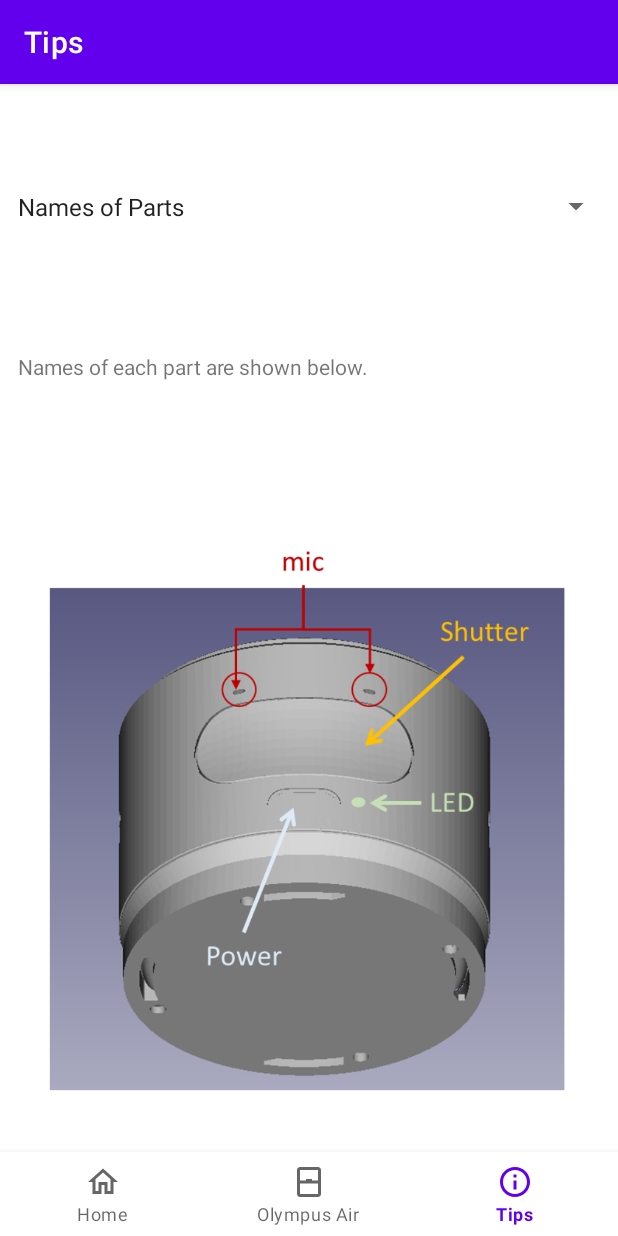
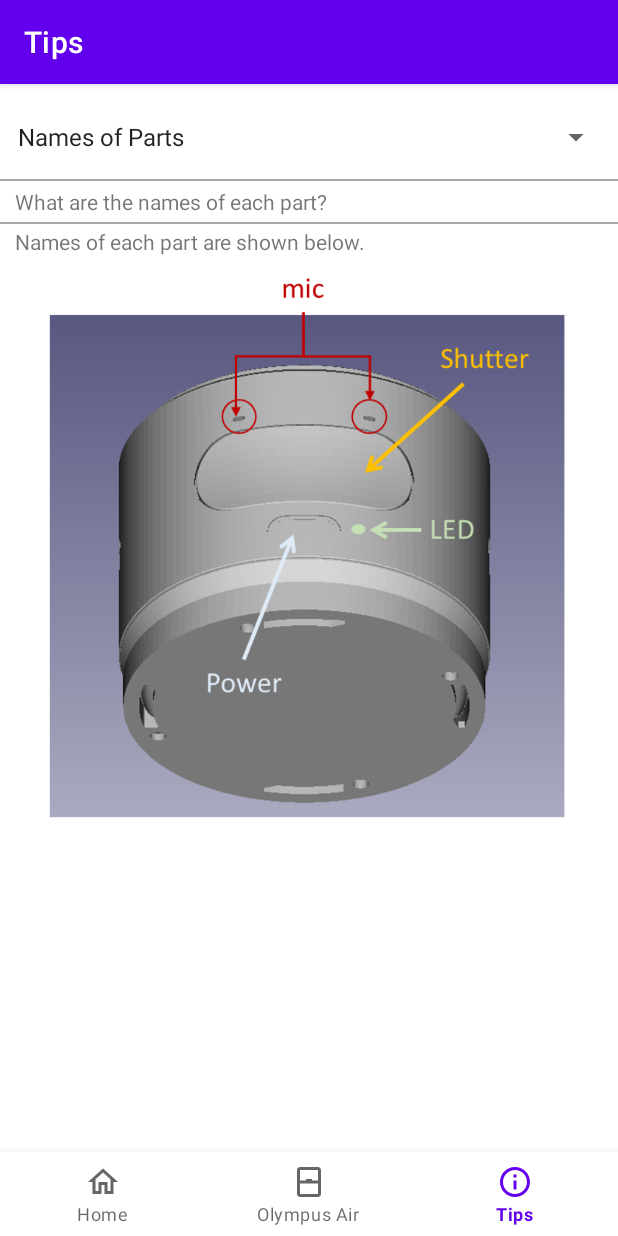
Before and after one commit to MRSa/AirA01c, an Android app: the TipsFragment screen opened through its navigation route, on a phone screen of 412 x 824 dp. Run offline under Robolectric (Android 15) with nearby library versions, the phone set to English and light mode, and no system bars; our stand-ins replace navigation-ui; 1 statement that could not run was skipped.

Commit message:
Tips集のレイアウトを調整。

```diff
--- a/app/src/main/java/jp/osdn/gokigen/aira01c/MainActivity.kt
+++ b/app/src/main/java/jp/osdn/gokigen/aira01c/MainActivity.kt
@@ -6,12 +6,16 @@ import android.content.pm.PackageManager
 import android.os.Build
 import android.os.Bundle
 import android.util.Log
+import android.view.View
 import android.widget.Toast
 import androidx.activity.result.contract.ActivityResultContracts
 import com.google.android.material.bottomnavigation.BottomNavigationView
 import androidx.appcompat.app.AppCompatActivity
 import androidx.core.app.ActivityCompat
 import androidx.core.content.ContextCompat
+import androidx.core.view.ViewCompat
+import androidx.core.view.WindowInsetsCompat
+import androidx.core.view.updatePadding
 import androidx.navigation.findNavController
 import androidx.navigation.ui.AppBarConfiguration
 import androidx.navigation.ui.setupActionBarWithNavController
--- a/app/src/main/res/layout/activity_main.xml
+++ b/app/src/main/res/layout/activity_main.xml
@@ -4,7 +4,19 @@
     android:id="@+id/container"
     android:layout_width="match_parent"
     android:layout_height="match_parent"
-    android:paddingTop="?attr/actionBarSize">
+    android:paddingTop="10dp">
+
+    <fragment
+        android:id="@+id/nav_host_fragment_activity_main"
+        android:name="androidx.navigation.fragment.NavHostFragment"
+        android:layout_width="match_parent"
+        android:layout_height="match_parent"
+        app:defaultNavHost="true"
+        app:layout_constraintBottom_toTopOf="@id/nav_view"
+        app:layout_constraintLeft_toLeftOf="parent"
+        app:layout_constraintRight_toRightOf="parent"
+        app:layout_constraintTop_toTopOf="parent"
+        app:navGraph="@navigation/mobile_navigation" />
 
     <com.google.android.material.bottomnavigation.BottomNavigationView
         android:id="@+id/nav_view"
@@ -18,16 +30,4 @@
         app:layout_constraintRight_toRightOf="parent"
         app:menu="@menu/bottom_nav_menu" />
 
-    <fragment
-        android:id="@+id/nav_host_fragment_activity_main"
-        android:name="androidx.navigation.fragment.NavHostFragment"
-        android:layout_width="match_parent"
-        android:layout_height="match_parent"
-        app:defaultNavHost="true"
-        app:layout_constraintBottom_toTopOf="@id/nav_view"
-        app:layout_constraintLeft_toLeftOf="parent"
-        app:layout_constraintRight_toRightOf="parent"
-        app:layout_constraintTop_toTopOf="parent"
-        app:navGraph="@navigation/mobile_navigation" />
-
 </androidx.constraintlayout.widget.ConstraintLayout>
--- a/app/src/main/res/layout/fragment_configuration.xml
+++ b/app/src/main/res/layout/fragment_configuration.xml
@@ -14,7 +14,9 @@
         android:layout_marginTop="8dp"
         android:layout_marginEnd="8dp"
         android:textAlignment="center"
+        android:gravity="center_horizontal"
         android:textSize="20sp"
+        android:text="@string/pref_cat_gokigen"
         app:layout_constraintBottom_toBottomOf="parent"
         app:layout_constraintEnd_toEndOf="parent"
         app:layout_constraintStart_toStartOf="parent"
--- a/app/src/main/res/layout/fragment_tips.xml
+++ b/app/src/main/res/layout/fragment_tips.xml
@@ -1,50 +1,84 @@
 <?xml version="1.0" encoding="utf-8"?>
-<androidx.appcompat.widget.LinearLayoutCompat
+<androidx.constraintlayout.widget.ConstraintLayout
     xmlns:android="http://schemas.android.com/apk/res/android"
+    xmlns:app="http://schemas.android.com/apk/res-auto"
     xmlns:tools="http://schemas.android.com/tools"
-    android:orientation="vertical"
     android:layout_width="match_parent"
     android:layout_height="match_parent"
-    android:layout_gravity="top"
-    android:layout_alignParentTop="true"
-    android:layout_alignParentLeft="true"
-    android:layout_alignParentStart="true"
     tools:context=".ui.tips.TipsFragment">
 
     <androidx.appcompat.widget.AppCompatSpinner
         android:id="@+id/tips_title_selection"
         android:layout_width="match_parent"
         android:layout_height="wrap_content"
+        android:layout_marginTop="1dp"
         android:layout_marginStart="4dp"
-        android:layout_marginTop="1dp"
         android:layout_marginEnd="4dp"
-        android:layout_weight="1"
-        android:textSize="20sp"
+        android:minHeight="48dp"
+        android:textSize="24sp"
+        app:layout_constraintHorizontal_bias="0.0"
+        app:layout_constraintStart_toStartOf="parent"
+        app:layout_constraintTop_toTopOf="parent"
+        app:layout_constraintEnd_toEndOf="parent"
+        app:layout_constraintBottom_toTopOf="@id/separator21"
         />
+
+    <View
+        android:id="@+id/separator21"
+        android:layout_width="fill_parent"
+        android:layout_height="1dp"
+        android:layout_marginTop="4dp"
+        android:layout_marginBottom="4dp"
+        app:layout_constraintEnd_toEndOf="parent"
+        app:layout_constraintTop_toBottomOf="@id/tips_title_selection"
+        app:layout_constraintBottom_toTopOf="@id/tips_question"
+        android:visibility="visible"
+        android:background="@android:color/darker_gray"/>
 
     <androidx.appcompat.widget.AppCompatTextView
         android:id="@+id/tips_question"
         android:layout_weight="2"
         android:layout_width="match_parent"
         android:layout_height="wrap_content"
-        android:layout_marginStart="12dp"
-        android:layout_marginLeft="12dp"
-        android:layout_marginTop="2dp"
-        android:layout_marginEnd="12dp"
+        android:layout_marginTop="4dp"
+        android:layout_marginBottom="4dp"
+        android:layout_marginStart="10dp"
+        android:layout_marginLeft="10dp"
+        android:layout_marginEnd="10dp"
         android:textSize="14sp"
         android:text="@string/faq_question_00"
+        app:layout_constraintStart_toStartOf="parent"
+        app:layout_constraintTop_toTopOf="parent"
+        app:layout_constraintEnd_toEndOf="parent"
+        app:layout_constraintTop_toBottomOf="@id/separator21"
+        app:layout_constraintBottom_toTopOf="@id/separator22"
         />
+
+    <View
+        android:id="@+id/separator22"
+        android:layout_width="fill_parent"
+        android:layout_height="1dp"
+        android:layout_marginTop="4dp"
+        android:layout_marginBottom="4dp"
+        app:layout_constraintEnd_toEndOf="parent"
+        app:layout_constraintTop_toBottomOf="@id/tips_question"
+        android:visibility="visible"
+        android:background="@android:color/darker_gray"/>
 
     <androidx.appcompat.widget.AppCompatTextView
         android:id="@+id/tips_answer"
         android:layout_weight="2"
         android:layout_width="match_parent"
         android:layout_height="wrap_content"
-        android:layout_marginStart="12dp"
-        android:layout_marginLeft="12dp"
-        android:layout_marginEnd="12dp"
+        android:layout_marginStart="10dp"
+        android:layout_marginLeft="10dp"
+        android:layout_marginEnd="10dp"
         android:layout_marginTop="2dp"
+        android:layout_marginBottom="5dp"
         android:textSize="14sp"
+        app:layout_constraintStart_toStartOf="parent"
+        app:layout_constraintTop_toBottomOf="@id/separator22"
+        app:layout_constraintEnd_toEndOf="parent"
         android:text="@string/faq_answer_00"
         />
 
@@ -59,11 +93,12 @@
         android:layout_marginTop="2dp"
         android:layout_marginBottom="8dp"
         android:layout_weight="4"
-        android:clickable="true"
-        android:focusable="true"
         android:scaleType="fitCenter"
         android:adjustViewBounds="true"
         android:contentDescription="@string/title_tips"
         android:src="@drawable/air03"
+        app:layout_constraintStart_toStartOf="parent"
+        app:layout_constraintHorizontal_bias="0.0"
+        app:layout_constraintTop_toBottomOf="@id/tips_answer"
         />
-</androidx.appcompat.widget.LinearLayoutCompat>
+</androidx.constraintlayout.widget.ConstraintLayout>
--- a/app/src/main/res/values/strings.xml
+++ b/app/src/main/res/values/strings.xml
@@ -63,7 +63,7 @@
     <string name="command_line_disconnected">Camera control line is disconnected.</string>
 
     <string name="faq_title_00">Names of Parts</string>
-    <string name="faq_question_00"> </string>
+    <string name="faq_question_00">What are the names of each part?</string>
     <string name="faq_answer_00">Names of each part are shown below.</string>
 
     <string name="faq_title_01">Charge Problem</string>
@@ -80,7 +80,7 @@
 
     <string name="faq_title_04">System time setting</string>
     <string name="faq_question_04">How do I set the clock on the Olympus Air?</string>
-    <string name="faq_answer_04">Please use this app.</string>
+    <string name="faq_answer_04">Please use this application of the TIME SYNC button.</string>
 
     <string name="faq_title_05">Take pictures/videos problem</string>
     <string name="faq_question_05">I cannot shoot sequentially or shoot videos.</string>
```
Also changed, not shown: 1 other file.
